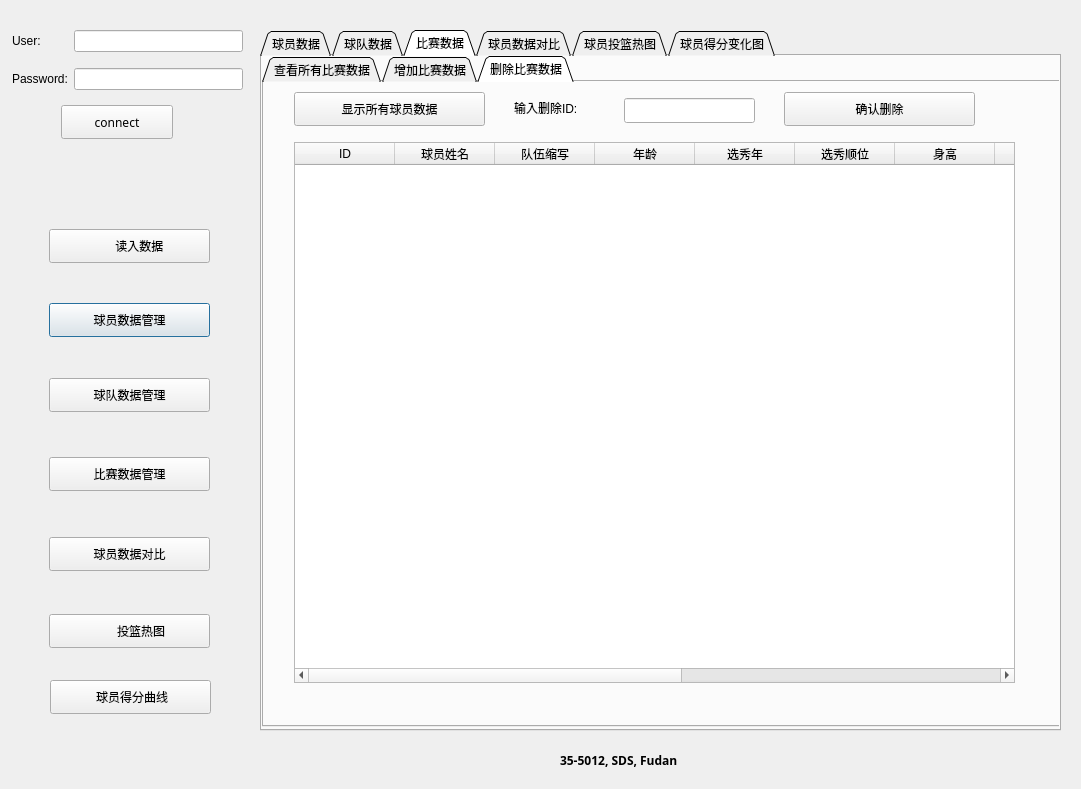
Old version of the form venv/main.ui in the repository pickerxxr/Database_project_5012.
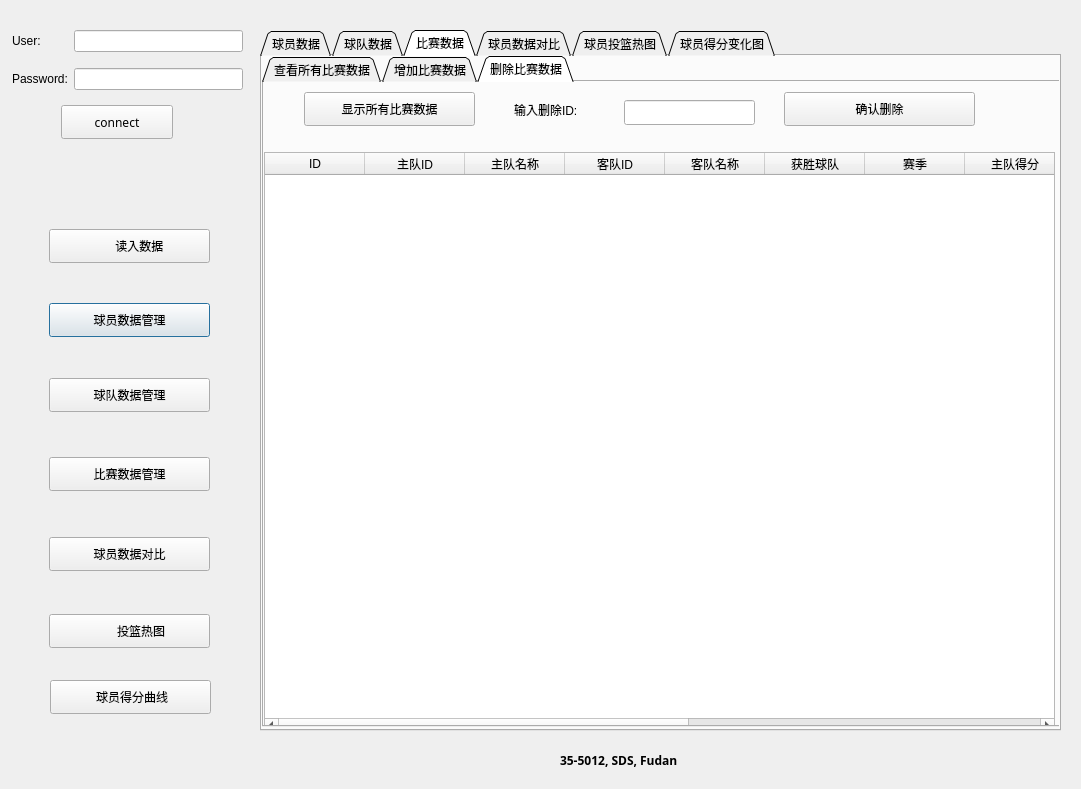
New version of the form. The open tabs and pages were chosen to show the change. Icons and pictures are not drawn.

What changed in the file:
```diff
--- a/venv/main.ui
+++ b/venv/main.ui
@@ -1825,99 +1825,11 @@
         <string>确认删除</string>
        </property>
       </widget>
-      <widget class="QTableWidget" name="games_delete_tableWidget">
-       <property name="geometry">
-        <rect>
-         <x>30</x>
-         <y>60</y>
-         <width>721</width>
-         <height>541</height>
-        </rect>
-       </property>
-       <column>
-        <property name="text">
-         <string>ID</string>
-        </property>
-       </column>
-       <column>
-        <property name="text">
-         <string>球员姓名</string>
-        </property>
-       </column>
-       <column>
-        <property name="text">
-         <string>队伍缩写</string>
-        </property>
-       </column>
-       <column>
-        <property name="text">
-         <string>年龄</string>
-        </property>
-       </column>
-       <column>
-        <property name="text">
-         <string>选秀年</string>
-        </property>
-       </column>
-       <column>
-        <property name="text">
-         <string>选秀顺位</string>
-        </property>
-       </column>
-       <column>
-        <property name="text">
-         <string>身高</string>
-        </property>
-       </column>
-       <column>
-        <property name="text">
-         <string>体重</string>
-        </property>
-       </column>
-       <column>
-        <property name="text">
-         <string>大学院校</string>
-        </property>
-       </column>
-       <column>
-        <property name="text">
-         <string>国家</string>
-        </property>
-       </column>
-       <column>
-        <property name="text">
-         <string>生涯得分</string>
-        </property>
-       </column>
-       <column>
-        <property name="text">
-         <string>生涯篮板</string>
-        </property>
-       </column>
-       <column>
-        <property name="text">
-         <string>生涯助攻</string>
-        </property>
-       </column>
-      </widget>
-      <widget class="QPushButton" name="games_show_all_button">
-       <property name="geometry">
-        <rect>
-         <x>30</x>
-         <y>10</y>
-         <width>191</width>
-         <height>34</height>
-        </rect>
-       </property>
-       <property name="text">
-        <string>显示所有球员数据</string>
-       </property>
-      </widget>
       <widget class="QLabel" name="games_delete_id_label">
        <property name="geometry">
         <rect>
          <x>250</x>
-         <y>16</y>
+         <y>18</y>
          <width>111</width>
          <height>20</height>
         </rect>
@@ -1930,12 +1842,100 @@
        <property name="geometry">
         <rect>
          <x>360</x>
-         <y>16</y>
+         <y>18</y>
          <width>131</width>
          <height>25</height>
         </rect>
        </property>
       </widget>
+      <widget class="QPushButton" name="game_show_all_delete__button">
+       <property name="geometry">
+        <rect>
+         <x>40</x>
+         <y>10</y>
+         <width>171</width>
+         <height>34</height>
+        </rect>
+       </property>
+       <property name="text">
+        <string>显示所有比赛数据</string>
+       </property>
+      </widget>
+      <widget class="QTableWidget" name="games_elete_tableWidget">
+       <property name="geometry">
+        <rect>
+         <x>0</x>
+         <y>70</y>
+         <width>791</width>
+         <height>581</height>
+        </rect>
+       </property>
+       <column>
+        <property name="text">
+         <string>ID</string>
+        </property>
+       </column>
+       <column>
+        <property name="text">
+         <string>主队ID</string>
+        </property>
+       </column>
+       <column>
+        <property name="text">
+         <string>主队名称</string>
+        </property>
+       </column>
+       <column>
+        <property name="text">
+         <string>客队ID</string>
+        </property>
+       </column>
+       <column>
+        <property name="text">
+         <string>客队名称</string>
+        </property>
+       </column>
+       <column>
+        <property name="text">
+         <string>获胜球队</string>
+        </property>
+       </column>
+       <column>
+        <property name="text">
+         <string>赛季</string>
+        </property>
+       </column>
+       <column>
+        <property name="text">
+         <string>主队得分</string>
+        </property>
+       </column>
+       <column>
+        <property name="text">
+         <string>主队篮板</string>
+        </property>
+       </column>
+       <column>
+        <property name="text">
+         <string>主队助攻</string>
+        </property>
+       </column>
+       <column>
+        <property name="text">
+         <string>客队得分</string>
+        </property>
+       </column>
+       <column>
+        <property name="text">
+         <string>客队篮板</string>
+        </property>
+       </column>
+       <column>
+        <property name="text">
+         <string>客队助攻</string>
+        </property>
+       </column>
+      </widget>
      </widget>
     </widget>
    </widget>
```
Left out of the diff: 2 changed lines with no effect on the pictures.
